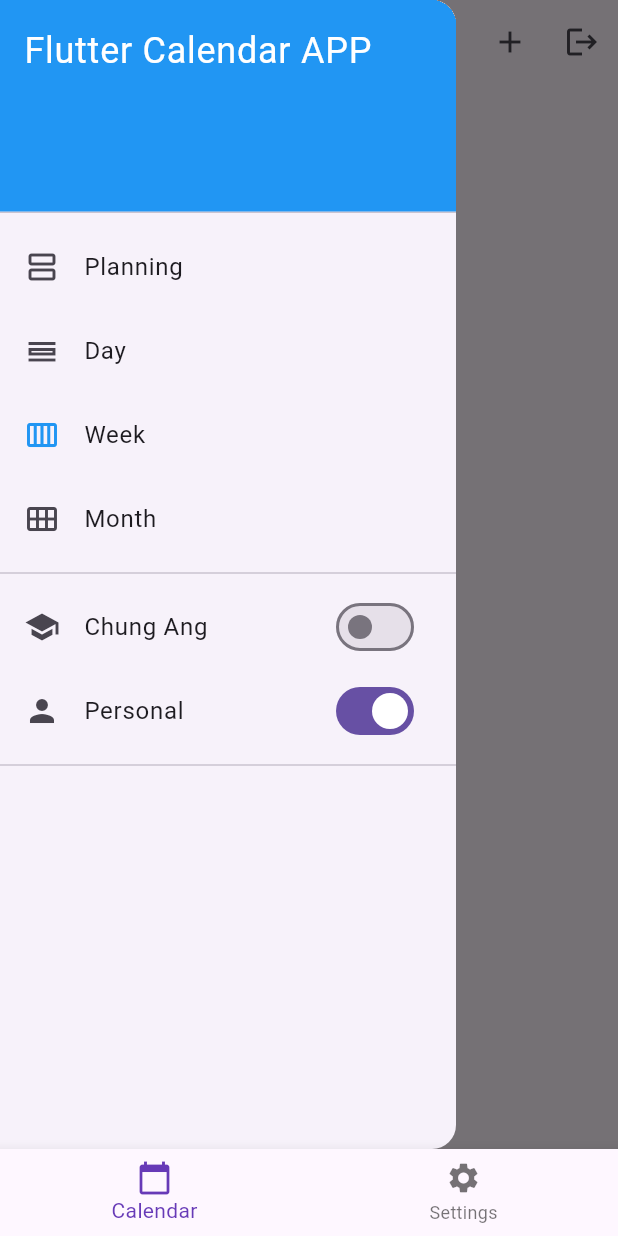
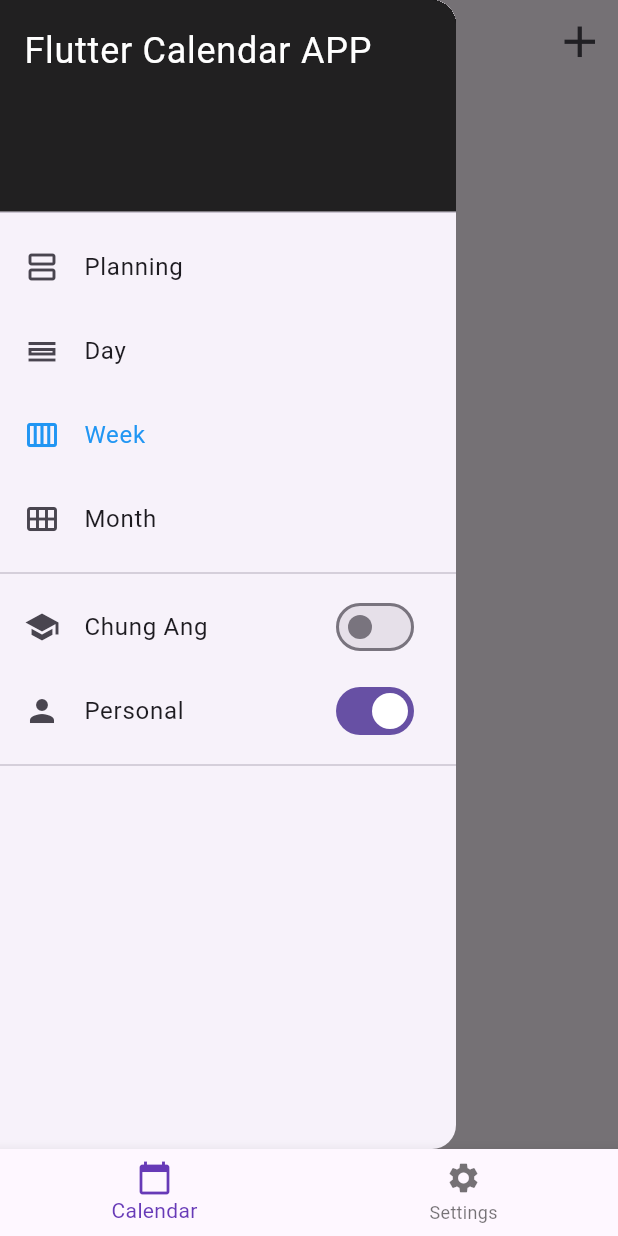
Before and after one commit to morganwolff/FlutterCalendarApp, a Flutter app: the screen it shows once a user with an empty profile is signed in, with the side drawer open, on a phone screen of 412 x 824 dp. Run offline on Flutter 3.47's test engine with Material 3 defaults, Android fonts, the phone set to English and light mode, and no system bars; our stand-ins replace cloud_firestore, firebase_auth, firebase_core, flutter_localization, shared_preferences, syncfusion_flutter_calendar; accounts and stored records are empty.

Commit message:
Little UI modifications

```diff
--- a/lib/pages/calendar_page/views/CalendarPage.dart
+++ b/lib/pages/calendar_page/views/CalendarPage.dart
@@ -41,13 +41,9 @@ class _CalendarPageState extends State<CalendarPage> {
         ),
         actions: <Widget>[
           IconButton(
-            icon: const Icon(Icons.add),
+            icon: const Icon(Icons.add, size: 35,),
             onPressed: () => _showBottomSheet(context),
           ),
-          IconButton(onPressed: ()
-          {
-            FirebaseAuth.instance.signOut();
-          }, icon: Icon(Icons.logout)),
         ],
 
       ),
@@ -58,7 +54,7 @@ class _CalendarPageState extends State<CalendarPage> {
             SizedBox(
               height: 150,
               child: DrawerHeader(
-                decoration: const BoxDecoration(color: Colors.blue),
+                decoration: const BoxDecoration(color: Colors.black87),
                 child: Text(AppLocale.FCA.getString(context),
                     style: const TextStyle(color: Colors.white, fontSize: 24)),
               ),
@@ -210,7 +206,11 @@ class _DrawerItemWidgetState extends State<DrawerItemWidget> {
           color: provider.selectedDrawerIndex == widget.index
               ? Colors.blue
               : null),
-      title: Text(widget.text),
+      title: Text(widget.text,
+          style: TextStyle(color: provider.selectedDrawerIndex == widget.index
+              ? Colors.blue
+              : null),
+          ),
       onTap: () {
         provider.setCalendarView(widget.view);
         provider.setSelectedDrawerIndex(widget.index);
--- a/lib/pages/calendar_page/views/CustomSheet.dart
+++ b/lib/pages/calendar_page/views/CustomSheet.dart
@@ -299,7 +299,7 @@ class _MyCustomBottomSheetState extends State<MyCustomBottomSheet> {
       builder: (BuildContext context) {
         var provider = Provider.of<CalendarEventProvider>(context);
         return AlertDialog(
-          title: const Text('Choisir une couleur'),
+          title: Text(AppLocale.choose_color.getString(context)),
           content: SingleChildScrollView(
             child: Column(
               children: colorOptions
```
